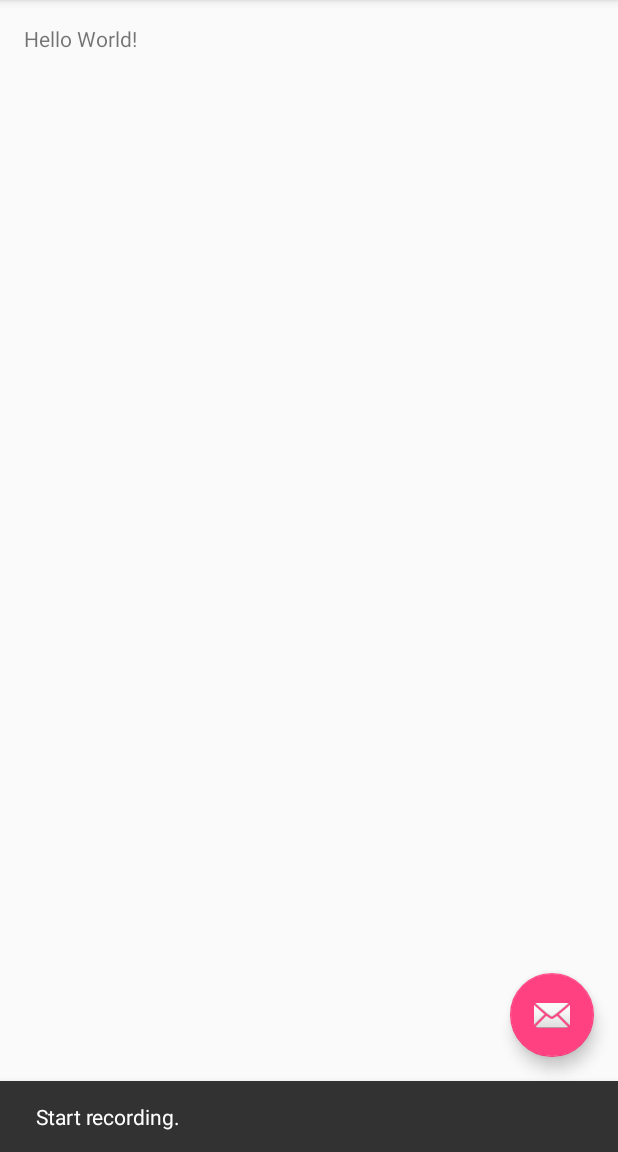
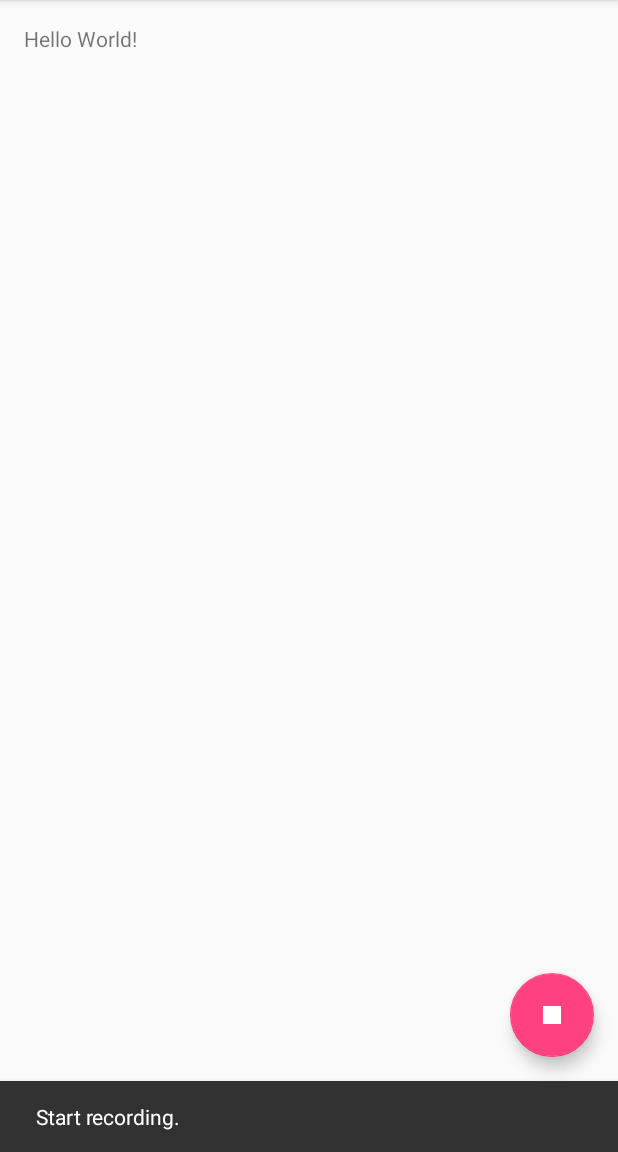
Before and after one commit to eschmar/dixit, an Android app: the screen it shows after launch (MainActivity), after a tap on an icon or button, on a phone screen of 412 x 824 dp, the part 84-1236 px from its top. Run offline under Robolectric (Android 15) with nearby library versions, the phone set to English and light mode, and no system bars.

Commit message:
Change icon on click

```diff
--- a/app/src/main/java/io/eschmar/dixitapp/MainActivity.java
+++ b/app/src/main/java/io/eschmar/dixitapp/MainActivity.java
@@ -27,6 +27,7 @@ public class MainActivity extends AppCompatActivity implements NavigationView.On
     protected String filePath;
     protected boolean isRecording;
     protected MediaRecorder mediaRecorder;
+    protected FloatingActionButton fab;
 
     @Override
     protected void onCreate(Bundle savedInstanceState) {
@@ -41,18 +42,22 @@ public class MainActivity extends AppCompatActivity implements NavigationView.On
         Util.requestPermission(this, Manifest.permission.RECORD_AUDIO);
         Util.requestPermission(this, Manifest.permission.WRITE_EXTERNAL_STORAGE);
 
-        FloatingActionButton fab = (FloatingActionButton) findViewById(R.id.fab);
+        fab = (FloatingActionButton) findViewById(R.id.fab);
+        fab.setImageResource(R.drawable.ic_mic);
+
         fab.setOnClickListener(new View.OnClickListener() {
             @Override
             public void onClick(View view) {
                 if (!getIsRecording()) {
                     startRecording();
+                    fab.setImageResource(R.drawable.ic_stop);
                     Snackbar.make(view, "Start recording.", Snackbar.LENGTH_LONG)
                             .setAction("Action", null).show();
                     return;
                 }
 
                 stopRecording();
+                fab.setImageResource(R.drawable.ic_mic);
                 Snackbar.make(view, "Stop recording.", Snackbar.LENGTH_SHORT)
                         .setAction("Action", null).show();
             }
--- /dev/null
+++ b/app/src/main/res/drawable/ic_mic.xml
@@ -0,0 +1,9 @@
+<vector xmlns:android="http://schemas.android.com/apk/res/android"
+        android:width="24dp"
+        android:height="24dp"
+        android:viewportWidth="24.0"
+        android:viewportHeight="24.0">
+    <path
+        android:fillColor="#FFFFFFFF"
+        android:pathData="M12,14c1.66,0 2.99,-1.34 2.99,-3L15,5c0,-1.66 -1.34,-3 -3,-3S9,3.34 9,5v6c0,1.66 1.34,3 3,3zM17.3,11c0,3 -2.54,5.1 -5.3,5.1S6.7,14 6.7,11L5,11c0,3.41 2.72,6.23 6,6.72L11,21h2v-3.28c3.28,-0.48 6,-3.3 6,-6.72h-1.7z"/>
+</vector>
--- /dev/null
+++ b/app/src/main/res/drawable/ic_stop.xml
@@ -0,0 +1,9 @@
+<vector xmlns:android="http://schemas.android.com/apk/res/android"
+        android:width="24dp"
+        android:height="24dp"
+        android:viewportWidth="24.0"
+        android:viewportHeight="24.0">
+    <path
+        android:fillColor="#FFFFFFFF"
+        android:pathData="M6,6h12v12H6z"/>
+</vector>
--- a/app/src/main/res/values/colors.xml
+++ b/app/src/main/res/values/colors.xml
@@ -3,4 +3,5 @@
     <color name="colorPrimary">#3F51B5</color>
     <color name="colorPrimaryDark">#303F9F</color>
     <color name="colorAccent">#FF4081</color>
+    <color name="colorWhite">#FFFFFF</color>
 </resources>
```
Also changed, not shown: app/src/main/temp/ic_record_voice_over_black_24dp.xml (added, +12 -0 lines), app/src/main/temp/ic_stop_black_24dp.xml (added, +9 -0 lines), app/src/main/temp/ic_record_voice_over.xml (renamed from app/src/main/res/drawable/ic_record_voice_over_black_24dp.xml), app/src/main/temp/ic_stop.xml (renamed from app/src/main/res/drawable/ic_stop_black_24dp.xml).
